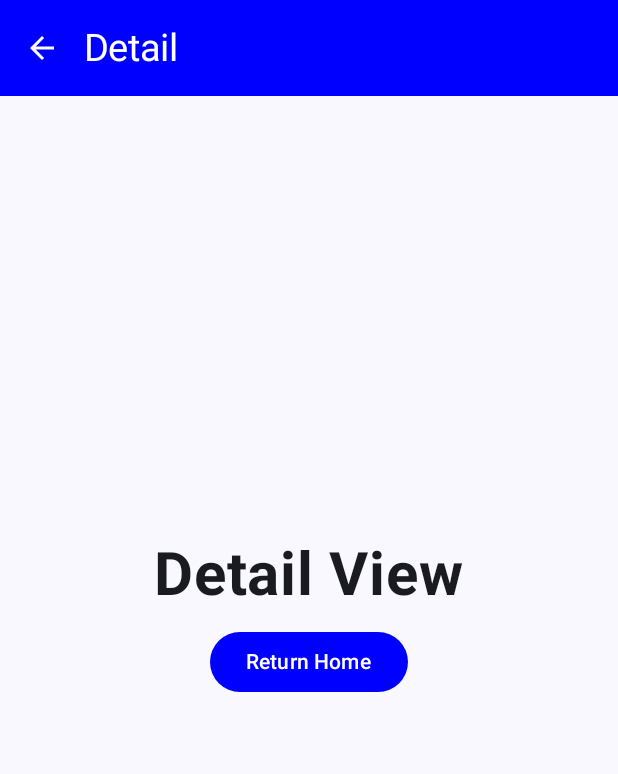
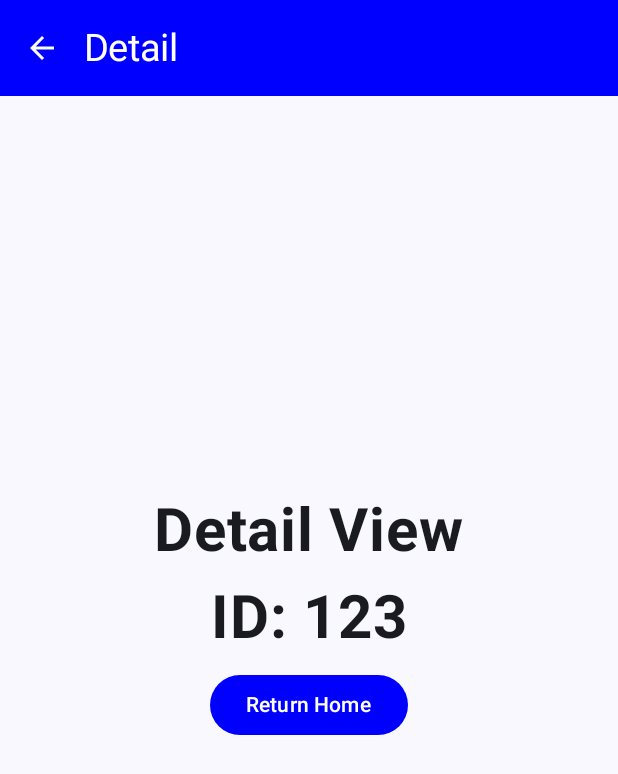
Before and after one commit to JulSarmiento/android-practice-3, an Android app built with Jetpack Compose: the screen it shows after launch (MainActivity), after a tap on "Go to Details", on a phone screen of 412 x 824 dp. Shown: the top 774 px of the screen. Run offline under Robolectric (Android 15) with nearby library versions, the phone set to English and light mode, and no system bars.

Commit message:
feat: se trabajaron con varios parametros y parametros opcionales entre vistas

```diff
--- a/app/src/main/java/com/julhdev/navegacion/navigation/NavManager.kt
+++ b/app/src/main/java/com/julhdev/navegacion/navigation/NavManager.kt
@@ -1,9 +1,11 @@
 package com.julhdev.navegacion.navigation
 
 import androidx.compose.runtime.Composable
+import androidx.navigation.NavType
 import androidx.navigation.compose.NavHost
 import androidx.navigation.compose.composable
 import androidx.navigation.compose.rememberNavController
+import androidx.navigation.navArgument
 import com.julhdev.navegacion.views.DetailView
 import com.julhdev.navegacion.views.HomeView
 
@@ -24,8 +26,19 @@ fun NavManager() {
       HomeView(navController)
     }
 
-    composable( "details") {
-      DetailView(navController)
+    composable( "details/{id}/?{optional}", arguments = listOf(
+      navArgument("id") {
+        type = NavType.IntType
+      },
+      navArgument("optional") {
+        type = NavType.StringType
+        defaultValue = "default"
+        nullable = true
+      }
+    )) {
+      val id = it.arguments?.getInt("id") ?: -1
+      val optional = it.arguments?.getString("optional") ?: ""
+      DetailView(navController, id, optional)
     }
   }
 }
--- a/app/src/main/java/com/julhdev/navegacion/views/DetailsView.kt
+++ b/app/src/main/java/com/julhdev/navegacion/views/DetailsView.kt
@@ -3,10 +3,11 @@ package com.julhdev.navegacion.views
 import android.annotation.SuppressLint
 import androidx.compose.foundation.layout.Arrangement
 import androidx.compose.foundation.layout.Column
+import androidx.compose.foundation.layout.Spacer
 import androidx.compose.foundation.layout.fillMaxSize
+import androidx.compose.foundation.layout.height
 import androidx.compose.material.icons.Icons
 import androidx.compose.material.icons.automirrored.filled.ArrowBack
-import androidx.compose.material.icons.filled.ArrowBack
 import androidx.compose.material3.ExperimentalMaterial3Api
 import androidx.compose.material3.Scaffold
 import androidx.compose.material3.TopAppBar
@@ -15,6 +16,7 @@ import androidx.compose.runtime.Composable
 import androidx.compose.ui.Alignment
 import androidx.compose.ui.Modifier
 import androidx.compose.ui.graphics.Color
+import androidx.compose.ui.unit.dp
 import androidx.navigation.NavController
 import com.julhdev.navegacion.components.MainBtn
 import com.julhdev.navegacion.components.MainIconBtn
@@ -31,7 +33,7 @@ import com.julhdev.navegacion.components.TitleVew
             * Contiene el contenido específico de la vista de detalles.
             * usage: DetailView()
             */
-fun DetailView(navController: NavController){
+fun DetailView(navController: NavController, id: Int, optional: String?){
   Scaffold(
     topBar = {
       TopAppBar(
@@ -49,7 +51,7 @@ fun DetailView(navController: NavController){
       )
     },
   ) {
-    ContentDetailView(navController)
+    ContentDetailView(navController, id, optional)
   }
 }
 
@@ -59,7 +61,7 @@ fun DetailView(navController: NavController){
             * Muestra un título y un botón para regresar a la vista principal.
             * usage: ContentDetailView()
             */
-fun ContentDetailView(navController: NavController){
+fun ContentDetailView(navController: NavController, id: Int, optional: String?){
   Column(
     modifier = Modifier.fillMaxSize(),
     verticalArrangement = Arrangement.Center,
@@ -67,6 +69,14 @@ fun ContentDetailView(navController: NavController){
   ) {
     TitleVew(name = "Detail View")
     Space()
+    TitleVew(name = "ID: $id")
+    Space()
+    if(optional == "") {
+      Spacer(modifier = Modifier.height(0.dp))
+    } else {
+      TitleVew(name = optional.orEmpty())
+      Space()
+    }
     MainBtn(
       name = "Return Home",
       backColor = Color.Blue,
--- a/app/src/main/java/com/julhdev/navegacion/views/HomeView.kt
+++ b/app/src/main/java/com/julhdev/navegacion/views/HomeView.kt
@@ -9,8 +9,13 @@ import androidx.compose.material3.CenterAlignedTopAppBar
 import androidx.compose.material3.ExperimentalMaterial3Api
 import androidx.compose.material3.Scaffold
 import androidx.compose.material3.Text
+import androidx.compose.material3.TextField
 import androidx.compose.material3.TopAppBarDefaults
 import androidx.compose.runtime.Composable
+import androidx.compose.runtime.getValue
+import androidx.compose.runtime.mutableStateOf
+import androidx.compose.runtime.remember
+import androidx.compose.runtime.setValue
 import androidx.compose.ui.Alignment
 import androidx.compose.ui.Modifier
 import androidx.compose.ui.graphics.Color
@@ -55,6 +60,9 @@ fun HomeView(navController: NavController) {
          * usage: ContentHomeView(Modifier.fillMaxSize())
          */
 fun ContentHomeView( navController: NavController) {
+  val id = 123
+  var optional by remember { mutableStateOf("") }
+
   Column(
     modifier = Modifier.fillMaxSize(),
     verticalArrangement = Arrangement.Center,
@@ -62,12 +70,22 @@ fun ContentHomeView( navController: NavController) {
   ) {
     TitleVew(name = "Home View")
     Space()
+    TextField(
+      value = optional,
+      onValueChange = {
+        optional = it
+      },
+      label = {
+        Text(text = "Optional")
+      }
+    )
+    Space()
     MainBtn(
       name = "Go to Details",
       backColor = Color.Gray,
       textColor = Color.White
     ) {
-      navController.navigate("details")
+      navController.navigate("details/${id}/?${optional}")
     }
   }
 }
```
